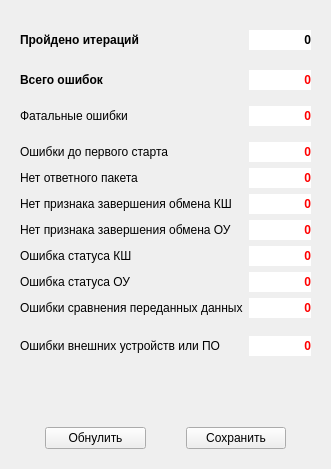
Old version of the form default/stats_var_comm_test.ui in the repository Veala/host_tgca-for-t_hsc.
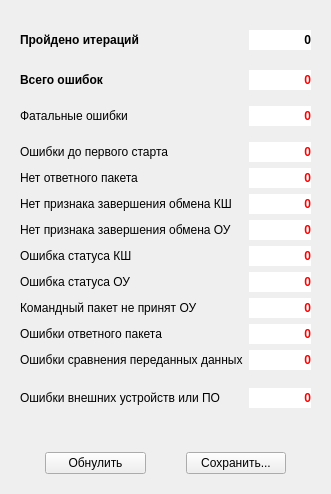
New version of the form. Icons and pictures are not drawn.

What changed in the file:
```diff
--- a/default/stats_var_comm_test.ui
+++ b/default/stats_var_comm_test.ui
@@ -7,7 +7,7 @@
     <x>0</x>
     <y>0</y>
     <width>331</width>
-    <height>469</height>
+    <height>494</height>
    </rect>
   </property>
   <property name="windowTitle">
@@ -30,6 +30,39 @@
    <property name="bottomMargin">
     <number>0</number>
    </property>
+   <item row="13" column="1">
+    <widget class="QLabel" name="errReceive">
+     <property name="minimumSize">
+      <size>
+       <width>0</width>
+       <height>20</height>
+      </size>
+     </property>
+     <property name="font">
+      <font>
+       <weight>75</weight>
+       <bold>true</bold>
+      </font>
+     </property>
+     <property name="styleSheet">
+      <string notr="true">color: rgb(255, 0, 0);
+background-color: rgb(255, 255, 255);</string>
+     </property>
+     <property name="text">
+      <string>0</string>
+     </property>
+     <property name="alignment">
+      <set>Qt::AlignRight|Qt::AlignTrailing|Qt::AlignVCenter</set>
+     </property>
+    </widget>
+   </item>
+   <item row="13" column="0">
+    <widget class="QLabel" name="label_12">
+     <property name="text">
+      <string>Командный пакет не принят ОУ</string>
+     </property>
+    </widget>
+   </item>
    <item row="4" column="1">
     <widget class="QLabel" name="errFatal">
      <property name="minimumSize">
@@ -83,13 +116,13 @@
     </widget>
    </item>
    <item row="4" column="0">
-    <widget class="QLabel" name="label_15">
+    <widget class="QLabel" name="labelErrFatal">
      <property name="text">
       <string>Фатальные ошибки</string>
      </property>
     </widget>
    </item>
-   <item row="13" column="1">
+   <item row="15" column="1">
     <widget class="QLabel" name="errCompare">
      <property name="minimumSize">
       <size>
@@ -181,14 +214,14 @@
      </property>
     </widget>
    </item>
-   <item row="13" column="0">
+   <item row="15" column="0">
     <widget class="QLabel" name="label_8">
      <property name="text">
       <string>Ошибки сравнения переданных данных</string>
      </property>
     </widget>
    </item>
-   <item row="16" column="0">
+   <item row="21" column="0">
     <spacer name="verticalSpacer">
      <property name="orientation">
       <enum>Qt::Vertical</enum>
@@ -403,7 +436,7 @@
      </property>
     </widget>
    </item>
-   <item row="17" column="0" colspan="2">
+   <item row="22" column="0" colspan="2">
     <layout class="QHBoxLayout" name="horizontalLayout">
      <property name="spacing">
       <number>40</number>
@@ -430,7 +463,7 @@
      <item>
       <widget class="QPushButton" name="save">
        <property name="text">
-        <string>Сохранить</string>
+        <string>Сохранить...</string>
        </property>
       </widget>
      </item>
@@ -462,14 +495,14 @@
      </property>
     </widget>
    </item>
-   <item row="15" column="0">
+   <item row="20" column="0">
     <widget class="QLabel" name="label_3">
      <property name="text">
       <string>Ошибки внешних устройств или ПО</string>
      </property>
     </widget>
    </item>
-   <item row="14" column="0">
+   <item row="18" column="0">
     <widget class="QLabel" name="label_11">
      <property name="maximumSize">
       <size>
@@ -482,7 +515,7 @@
      </property>
     </widget>
    </item>
-   <item row="15" column="1">
+   <item row="20" column="1">
     <widget class="QLabel" name="otherErr">
      <property name="minimumSize">
       <size>
@@ -509,6 +542,39 @@
      </property>
     </widget>
    </item>
+   <item row="14" column="0">
+    <widget class="QLabel" name="label_15">
+     <property name="text">
+      <string>Ошибки ответного пакета</string>
+     </property>
+    </widget>
+   </item>
+   <item row="14" column="1">
+    <widget class="QLabel" name="errRW">
+     <property name="minimumSize">
+      <size>
+       <width>0</width>
+       <height>20</height>
+      </size>
+     </property>
+     <property name="font">
+      <font>
+       <weight>75</weight>
+       <bold>true</bold>
+      </font>
+     </property>
+     <property name="styleSheet">
+      <string notr="true">color: rgb(255, 0, 0);
+background-color: rgb(255, 255, 255);</string>
+     </property>
+     <property name="text">
+      <string>0</string>
+     </property>
+     <property name="alignment">
+      <set>Qt::AlignRight|Qt::AlignTrailing|Qt::AlignVCenter</set>
+     </property>
+    </widget>
+   </item>
   </layout>
  </widget>
  <resources>
```
